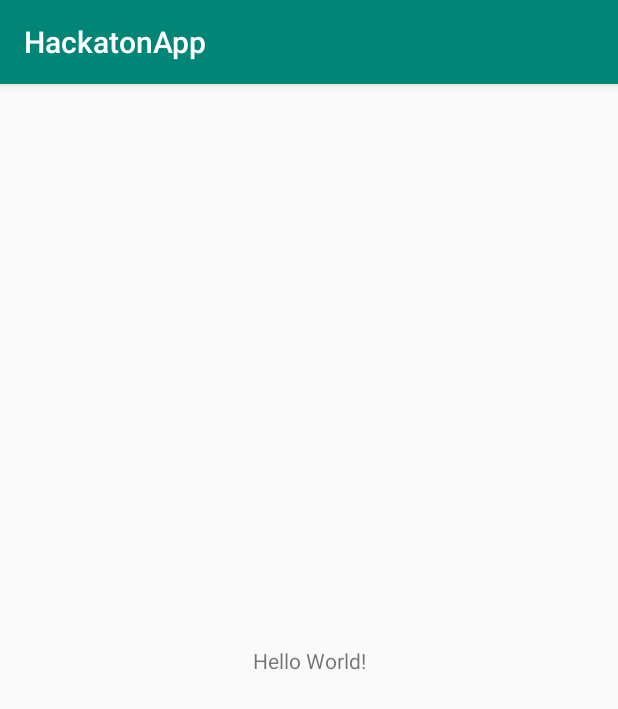
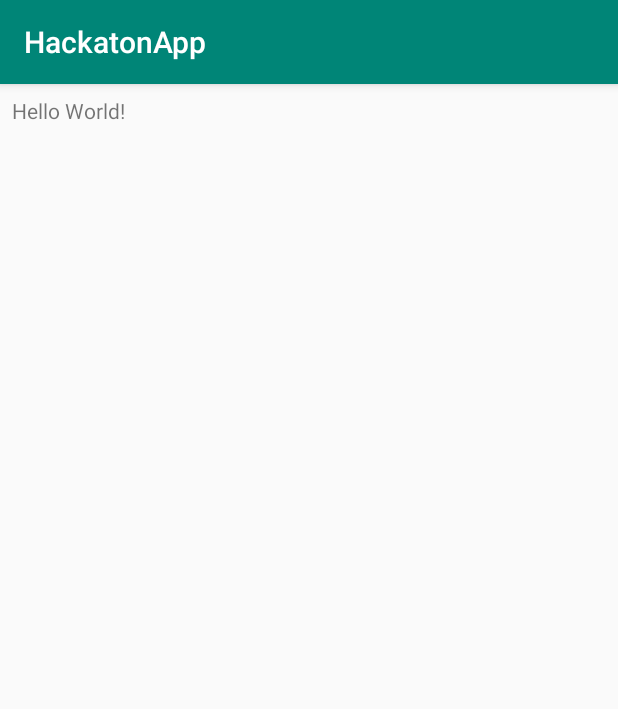
Before and after one commit to VitalyPeryatin/Hackaton, an Android app: the screen it shows after launch (MainActivity), on a phone screen of 412 x 824 dp. Shown: the top 709 px of the screen. Run offline under Robolectric (Android 15) with nearby library versions, the phone set to English and light mode, and no system bars.

```diff
--- a/app/src/main/java/com/infinity_coder/hackatonapp/MainActivity.kt
+++ b/app/src/main/java/com/infinity_coder/hackatonapp/MainActivity.kt
@@ -1,12 +1,14 @@
 package com.infinity_coder.hackatonapp
 
+import android.os.Bundle
 import androidx.appcompat.app.AppCompatActivity
-import android.os.Bundle
 
 class MainActivity : AppCompatActivity() {
 
     override fun onCreate(savedInstanceState: Bundle?) {
         super.onCreate(savedInstanceState)
         setContentView(R.layout.activity_main)
+
+
     }
 }
--- a/app/src/main/res/layout/activity_main.xml
+++ b/app/src/main/res/layout/activity_main.xml
@@ -8,12 +8,12 @@
         tools:context=".MainActivity">
 
     <TextView
-            android:layout_width="wrap_content"
+            android:layout_width="0dp"
             android:layout_height="wrap_content"
             android:text="Hello World!"
-            app:layout_constraintBottom_toBottomOf="parent"
             app:layout_constraintLeft_toLeftOf="parent"
             app:layout_constraintRight_toRightOf="parent"
-            app:layout_constraintTop_toTopOf="parent"/>
+            app:layout_constraintTop_toTopOf="parent" android:layout_marginTop="8dp" android:layout_marginRight="8dp"
+            android:layout_marginLeft="8dp" android:id="@+id/tvInfo"/>
 
 </androidx.constraintlayout.widget.ConstraintLayout>
```
